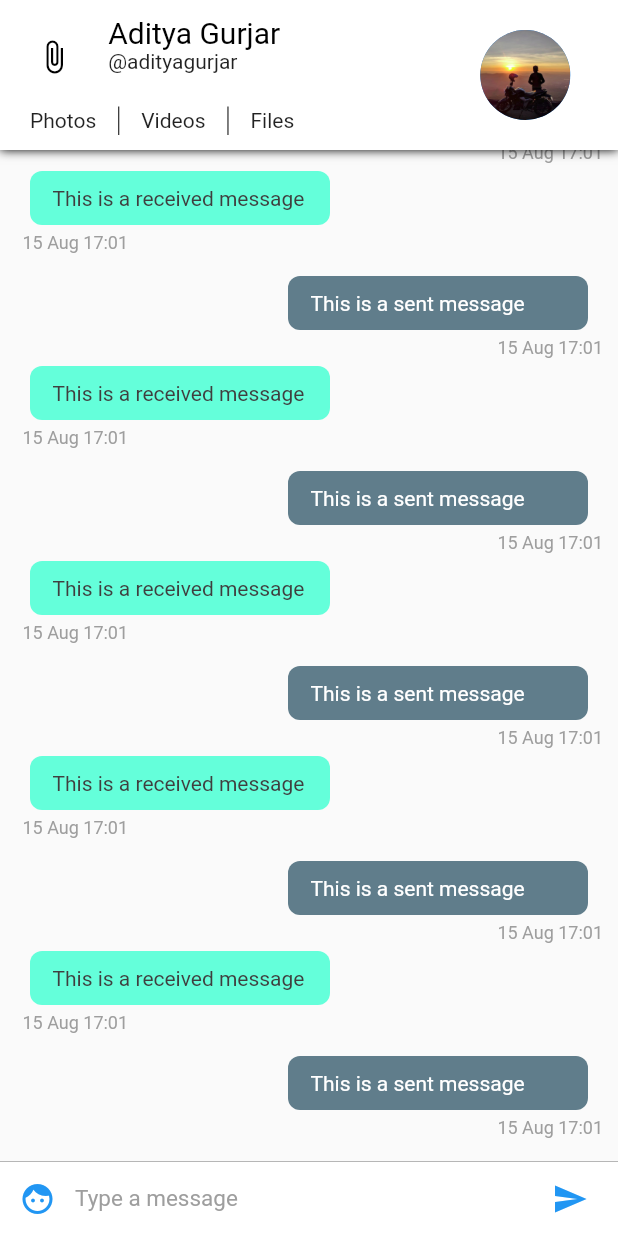
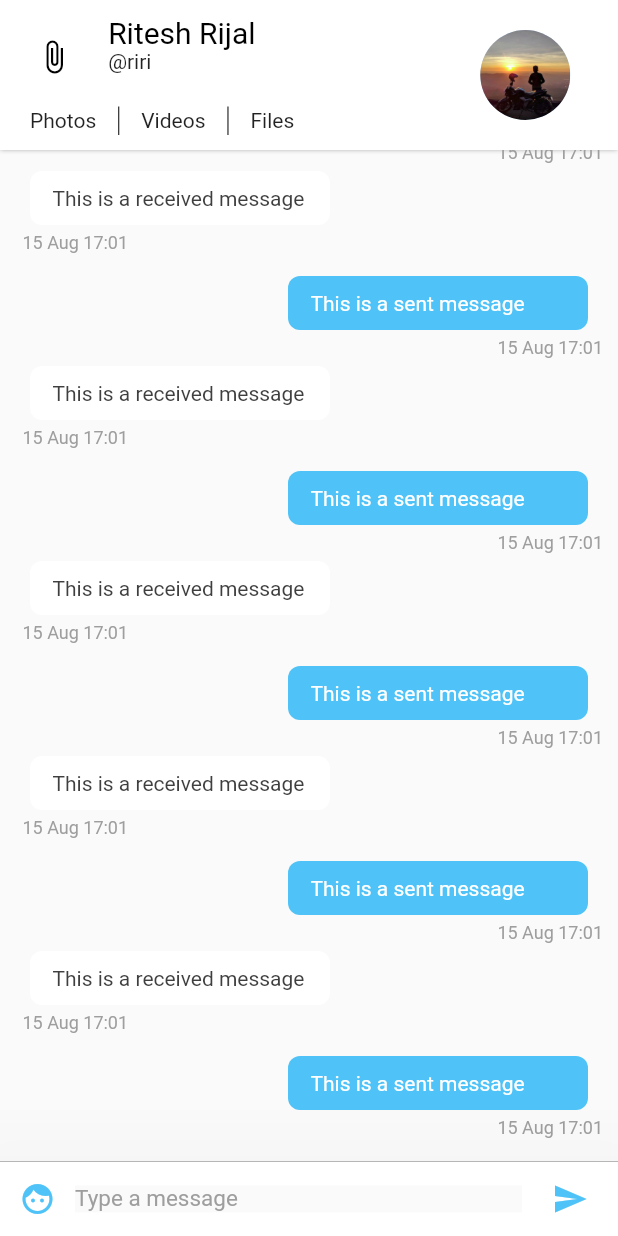
Before and after one commit to nepal12/blabla, a Flutter app: the screen it shows after launch, on a phone screen of 412 x 824 dp. Run offline on Flutter 3.47's test engine with Material 2 defaults, Android fonts, the phone set to English and light mode, and no system bars; missing offline and left inert: rubber.

Commit message:
6-7 complete

```diff
--- a/lib/config/Palette.dart
+++ b/lib/config/Palette.dart
@@ -2,14 +2,16 @@ import 'package:flutter/material.dart';
 
 // Color palette for the app
 class Palette{
-  static Color primaryColor = Colors.blue;
+  static Color primaryColor = Colors.white;
+  static Color accentColor =  Color(0xff4fc3f7);
   static Color secondaryColor = Colors.black;
   static Color primaryTextColor = Colors.black;
   static Color secondaryTextColor = Colors.black87;
   static Color primaryBackgroundColor = Colors.white;
-  static Color selfMessageBackgroundColor = Colors.blueGrey;
-  static Color otherMessageBackgroundColor = Colors.tealAccent;
+  static Color selfMessageBackgroundColor = Color(0xff4fc3f7);
+  static Color otherMessageBackgroundColor = Colors.white;
   static Color selfMessageColor = Colors.white;
   static Color otherMessageColor = Color(0xff3f3f3f);
   static Color greyColor = Colors.grey;
+  static Color chatBackgroundColor = Color(0xfffafafa)  ;
 }
--- /dev/null
+++ b/lib/config/Styles.dart
@@ -0,0 +1,20 @@
+import 'package:flutter/material.dart';
+
+import 'Palette.dart';
+
+class Styles{
+  static TextStyle textHeading = TextStyle(
+      color: Palette.primaryTextColor,
+      fontSize: 20); // Text style for the name
+  static TextStyle subHeading = TextStyle(
+      color: Palette.primaryTextColor,
+      fontSize: 14);
+  static TextStyle text = TextStyle(
+      color: Palette.secondaryTextColor);
+  static TextStyle subText = TextStyle(
+      color: Palette.greyColor);
+  static TextStyle date = TextStyle(
+      color: Palette.greyColor,
+      fontSize: 12.0,
+      fontStyle: FontStyle.normal);
+}
--- a/lib/main.dart
+++ b/lib/main.dart
@@ -1,5 +1,6 @@
 import 'package:flutter/material.dart';
-import 'pages/ConversationPageList.dart';
+import 'config/Palette.dart';
+import 'pages/ConversationPageSlide.dart';
 
 void main() => runApp(Blabla());
 
@@ -8,11 +9,11 @@ class Blabla extends StatelessWidget {
   @override
   Widget build(BuildContext context) {
     return MaterialApp(
-      title: 'BlaBla',
+      title: 'Blabla...',
       theme: ThemeData(
-        primarySwatch: Colors.blue,
+        primaryColor: Palette.primaryColor,
       ),
-      home: ConversationPageList(),
+      home: ConversationPageSlide(),
     );
   }
 }
--- a/lib/pages/ConversationPage.dart
+++ b/lib/pages/ConversationPage.dart
@@ -1,34 +1,44 @@
 import 'package:flutter/material.dart';
+import 'package:blabla/config/Palette.dart';
+import 'package:blabla/pages/ConversationBottomSheet.dart';
 import 'package:blabla/widgets/ChatAppBar.dart';
 import 'package:blabla/widgets/ChatListWidget.dart';
 import 'package:blabla/widgets/InputWidget.dart';
 
 class ConversationPage extends StatefulWidget {
-
   @override
   _ConversationPageState createState() => _ConversationPageState();
+
   const ConversationPage();
 }
 
 class _ConversationPageState extends State<ConversationPage> {
+  final GlobalKey<ScaffoldState> _scaffoldKey = new GlobalKey<ScaffoldState>();
 
   @override
   Widget build(BuildContext context) {
     return SafeArea(
         child: Scaffold(
+            key: _scaffoldKey,
             appBar: ChatAppBar(), // Custom app bar for chat screen
-            body: Stack(children: <Widget>[
-              Column(
-                children: <Widget>[
-                  ChatListWidget(),
-                  InputWidget()
-                ],
-              ),
-            ]
-            )
-        )
-    );
+            body: Container(
+                color: Palette.chatBackgroundColor,
+                child:Stack(children: <Widget>[
+                  Column(
+                    children: <Widget>[
+                      ChatListWidget(),
+                      GestureDetector(
+                          child: InputWidget(),
+                          onPanUpdate: (details) {
+                            if (details.delta.dy <0) {
+                              _scaffoldKey.currentState
+                                  .showBottomSheet<Null>((BuildContext context) {
+                                return ConversationBottomSheet();
+                              });
+                            }
+                          })
+                    ],
+                  ),
+                ]))));
   }
-
-
 }
--- /dev/null
+++ b/lib/pages/ConversationPageSlide.dart
@@ -0,0 +1,36 @@
+import 'package:flutter/material.dart';
+import 'package:rubber/rubber.dart';
+import 'ConversationPage.dart';
+
+class ConversationPageSlide extends StatefulWidget {
+
+  @override
+  _ConversationPageSlideState createState() => _ConversationPageSlideState();
+
+  const ConversationPageSlide();
+}
+
+class _ConversationPageSlideState extends State<ConversationPageSlide> with SingleTickerProviderStateMixin {
+  var controller;
+
+  @override
+  void initState() {
+    controller = RubberAnimationController(
+      vsync: this,
+    );
+    super.initState();
+  }
+
+  @override
+  Widget build(BuildContext context) {
+
+    return PageView(
+      children: <Widget>[
+        ConversationPage(),
+        ConversationPage(),
+        ConversationPage()
+      ],
+    );
+
+  }
+}
--- a/lib/widgets/ChatAppBar.dart
+++ b/lib/widgets/ChatAppBar.dart
@@ -1,6 +1,7 @@
 import 'package:flutter/material.dart';
 import 'package:blabla/config/Assets.dart';
 import 'package:blabla/config/Palette.dart';
+import 'package:blabla/config/Styles.dart';
 
 class ChatAppBar extends StatelessWidget implements PreferredSizeWidget {
   final double height = 100;
@@ -9,19 +10,16 @@ class ChatAppBar extends StatelessWidget implements PreferredSizeWidget {
 
   @override
   Widget build(BuildContext context) {
-    var textHeading = TextStyle(
-        color: Palette.primaryTextColor,
-        fontSize: 20); // Text style for the name
-    var textStyle = TextStyle(
-        color: Palette.secondaryTextColor); // Text style for everything else
+// Text style for everything else
 
     return Material(
         child: Container(
             decoration: new BoxDecoration(boxShadow: [
               //adds a shadow to the appbar
               new BoxShadow(
-                color: Colors.black,
-                blurRadius: 5.0,
+                  color: Colors.grey,
+                  blurRadius: 2.0,
+                  spreadRadius: 0.1
               )
             ]),
             child: Container(
@@ -60,10 +58,10 @@ class ChatAppBar extends StatelessWidget implements PreferredSizeWidget {
                                                     MainAxisAlignment.center,
                                                     mainAxisSize: MainAxisSize.min,
                                                     children: <Widget>[
-                                                      Text('Aditya Gurjar',
-                                                          style: textHeading),
-                                                      Text('@adityagurjar',
-                                                          style: textStyle)
+                                                      Text('Ritesh Rijal',
+                                                          style: Styles.textHeading),
+                                                      Text('@riri',
+                                                          style: Styles.text)
                                                     ],
                                                   ))),
                                         ],
@@ -80,7 +78,7 @@ class ChatAppBar extends StatelessWidget implements PreferredSizeWidget {
                                         children: <Widget>[
                                           Text(
                                             'Photos',
-                                            style: textStyle,
+                                            style: Styles.text,
                                           ),
                                           VerticalDivider(
                                             width: 30,
@@ -88,13 +86,13 @@ class ChatAppBar extends StatelessWidget implements PreferredSizeWidget {
                                           ),
                                           Text(
                                             'Videos',
-                                            style: textStyle,
+                                            style: Styles.text,
                                           ),
                                           VerticalDivider(
                                             width: 30,
                                             color: Palette.primaryTextColor,
                                           ),
-                                          Text('Files', style: textStyle)
+                                          Text('Files', style: Styles.text)
                                         ],
                                       ))),
                             ],
--- a/lib/widgets/ChatItemWidget.dart
+++ b/lib/widgets/ChatItemWidget.dart
@@ -1,6 +1,7 @@
 import 'package:flutter/material.dart';
 import 'package:blabla/config/Palette.dart';
 import 'package:intl/intl.dart';
+import 'package:blabla/config/Styles.dart';
 
 class ChatItemWidget extends StatelessWidget{
   final int index;
@@ -39,10 +40,7 @@ class ChatItemWidget extends StatelessWidget{
                     child: Text(
                       DateFormat('dd MMM kk:mm')
                           .format(DateTime.fromMillisecondsSinceEpoch(1565888474278)),
-                      style: TextStyle(
-                          color: Palette.greyColor,
-                          fontSize: 12.0,
-                          fontStyle: FontStyle.normal),
+                      style: Styles.date,
                     ),
                     margin: EdgeInsets.only(left: 5.0, top: 5.0, bottom: 5.0),
                   )])
@@ -72,10 +70,7 @@ class ChatItemWidget extends StatelessWidget{
               child: Text(
                 DateFormat('dd MMM kk:mm')
                     .format(DateTime.fromMillisecondsSinceEpoch(1565888474278)),
-                style: TextStyle(
-                    color: Palette.greyColor,
-                    fontSize: 12.0,
-                    fontStyle: FontStyle.normal),
+                style: Styles.date,
               ),
               margin: EdgeInsets.only(left: 5.0, top: 5.0, bottom: 5.0),
             )
--- a/lib/widgets/InputWidget.dart
+++ b/lib/widgets/InputWidget.dart
@@ -1,16 +1,17 @@
 import 'package:flutter/material.dart';
 import 'package:blabla/config/Palette.dart';
+import 'package:blabla/pages/ConversationBottomSheet.dart';
 
 class InputWidget extends StatelessWidget {
-
   final TextEditingController textEditingController = TextEditingController();
-
 
   InputWidget();
 
   @override
   Widget build(BuildContext context) {
-    return Container(
+    return Material(
+        elevation: 60.0,
+        child: Container(
           child: Row(
             children: <Widget>[
               Material(
@@ -18,8 +19,20 @@ class InputWidget extends StatelessWidget {
                   margin: new EdgeInsets.symmetric(horizontal: 1.0),
                   child: new IconButton(
                     icon: new Icon(Icons.face),
-                color: Palette.primaryColor,
-                onPressed: ()=>{},
+                    color: Palette.accentColor,
+                    onPressed: () => {
+                      showModalBottomSheet(
+                          context: context,
+                          builder: (BuildContext bc) {
+                            return Container(
+                              child: new Wrap(
+                                children: <Widget>[
+                                  ConversationBottomSheet()
+                                ],
+                              ),
+                            );
+                          })
+                    },
                   ),
                 ),
                 color: Colors.white,
@@ -27,16 +40,18 @@ class InputWidget extends StatelessWidget {
 
               // Text input
               Flexible(
+                child: Material(
                     child: Container(
                       child: TextField(
-                style: TextStyle(color: Palette.primaryTextColor, fontSize: 15.0),
+                        style:
+                        TextStyle(color: Palette.primaryTextColor, fontSize: 15.0),
                         controller: textEditingController,
                         decoration: InputDecoration.collapsed(
                           hintText: 'Type a message',
                           hintStyle: TextStyle(color: Palette.greyColor),
                         ),
                       ),
-            ),
+                    )),
               ),
 
               // Send Message Button
@@ -46,7 +61,7 @@ class InputWidget extends StatelessWidget {
                   child: new IconButton(
                     icon: new Icon(Icons.send),
                     onPressed: () => {},
-                color: Palette.primaryColor,
+                    color: Palette.accentColor,
                   ),
                 ),
                 color: Colors.white,
@@ -59,6 +74,6 @@ class InputWidget extends StatelessWidget {
               border: new Border(
                   top: new BorderSide(color: Palette.greyColor, width: 0.5)),
               color: Colors.white),
-    );
+        ));
   }
 }
--- a/pubspec.yaml
+++ b/pubspec.yaml
@@ -14,12 +14,13 @@ description: BlaBla chat
 version: 1.0.0+1
 
 environment:
-  sdk: ">=2.1.0 <3.0.0"
+  sdk: ">=2.2.0 <3.0.0"
 
 dependencies:
   flutter:
     sdk: flutter
   intl: ^0.15.8
+  rubber: ^0.3.2
 
   # The following adds the Cupertino Icons font to your application.
   # Use with the CupertinoIcons class for iOS style icons.
```
Also changed, not shown: lib/pages/ConversationBottomSheet.dart (added, +42 -0 lines), lib/widgets/ChatRowWidget.dart (added, +57 -0 lines), lib/widgets/NavigationPillWidget.dart (added, +30 -0 lines), pubspec.lock, 4 other files. Lines whose indentation alone changed are shown as unchanged.
